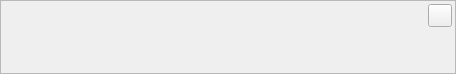
First picture: the form in src/plugins/messagewidgets/noticewidget.ui, repository silvansky/Contacts, before the edit.
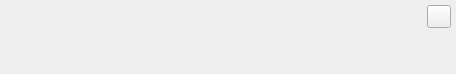
Second picture: the form after the edit. Custom widgets are drawn as their Qt base class.

Commit message: Небольшие изменения в дизайне виджета уведомлений в окне диалога.

What changed in the file:
```diff
--- a/src/plugins/messagewidgets/noticewidget.ui
+++ b/src/plugins/messagewidgets/noticewidget.ui
@@ -16,15 +16,9 @@
    </property>
    <item>
     <widget class="QFrame" name="frmFrame">
-     <property name="frameShape">
-      <enum>QFrame::StyledPanel</enum>
-     </property>
-     <property name="frameShadow">
-      <enum>QFrame::Plain</enum>
-     </property>
      <layout class="QVBoxLayout" name="verticalLayout">
       <property name="margin">
-       <number>3</number>
+       <number>5</number>
       </property>
       <item>
        <layout class="QHBoxLayout" name="horizontalLayout">
```
